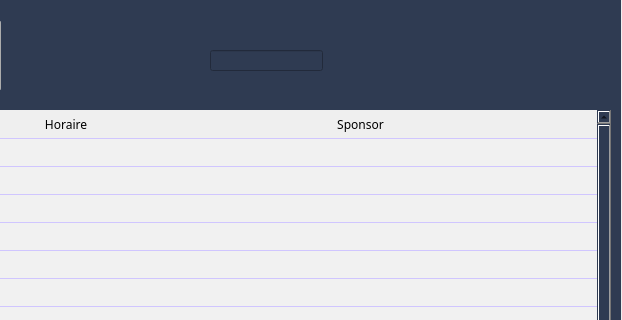
The window that emission.ui (HyperDarkmoon/TVEmpire) describes before a commit, drawn with Qt 5; both pictures show x 350 to 972 and y 0 to 320 of the 972 by 560 pixel window.
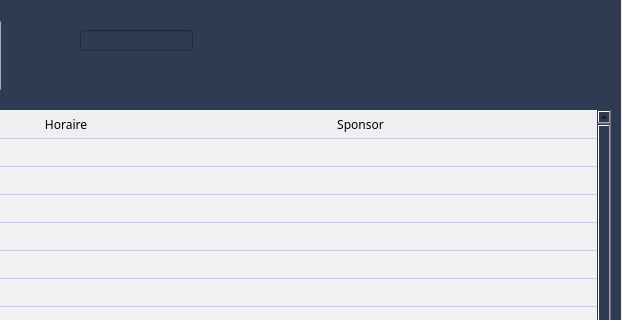
The same window after the commit. Icons and pictures are not drawn.

```diff
--- a/emission.ui
+++ b/emission.ui
@@ -1290,13 +1290,30 @@
    <widget class="QLineEdit" name="searchBar">
     <property name="geometry">
      <rect>
-      <x>560</x>
-      <y>50</y>
+      <x>430</x>
+      <y>30</y>
       <width>113</width>
       <height>21</height>
      </rect>
     </property>
    </widget>
+   <widget class="QLabel" name="tempLabel">
+    <property name="geometry">
+     <rect>
+      <x>600</x>
+      <y>30</y>
+      <width>291</width>
+      <height>31</height>
+     </rect>
+    </property>
+    <property name="styleSheet">
+     <string notr="true">color:#FFF
+</string>
+    </property>
+    <property name="text">
+     <string/>
+    </property>
+   </widget>
   </widget>
  </widget>
  <resources/>
```
